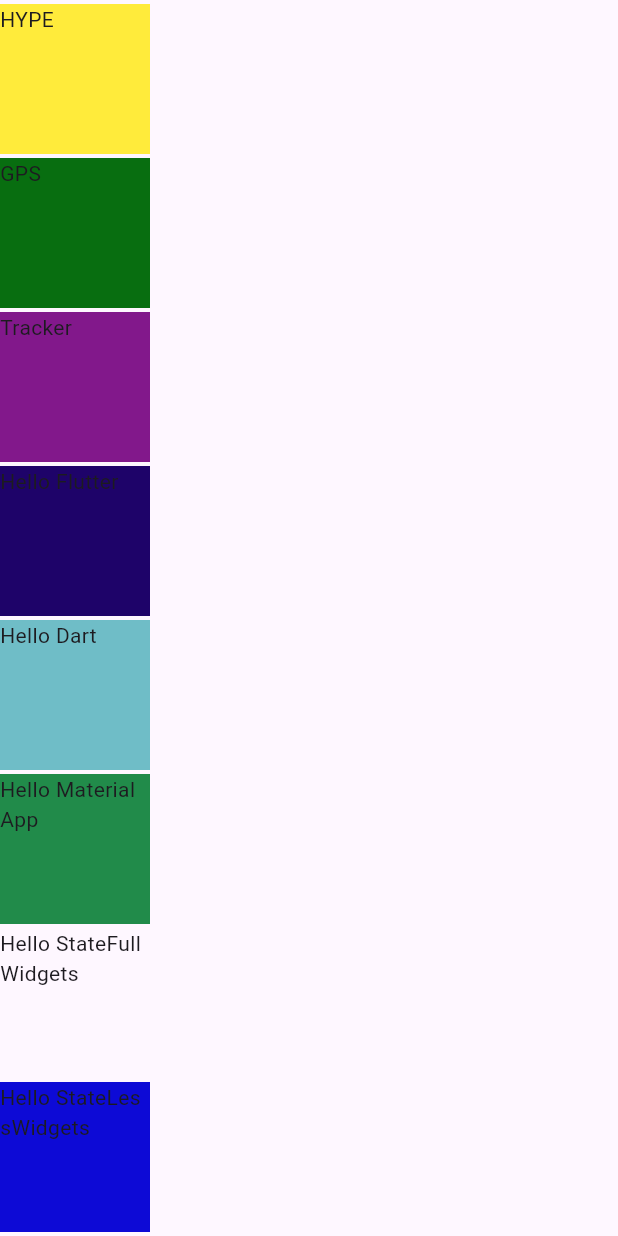
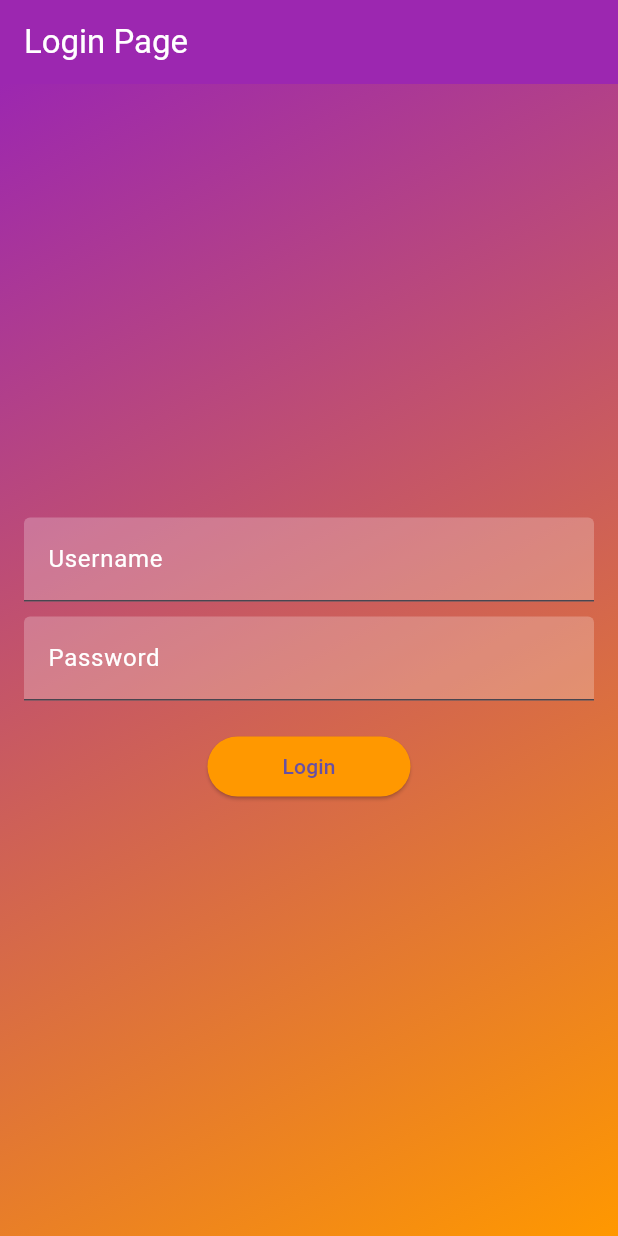
Before and after one commit to Keshavupadhyy/flutter_application_1, a Flutter app: the screen it shows after launch, on a phone screen of 412 x 824 dp. Run offline on Flutter 3.47's test engine with Material 3 defaults, Android fonts, the phone set to English and light mode, and no system bars.

```diff
--- a/lib/main.dart
+++ b/lib/main.dart
@@ -1,85 +1,128 @@
 import 'package:flutter/material.dart';
 
 void main() {
-  runApp(const MyApp());
+  runApp(LoginApp());
 }
 
-class MyApp extends StatelessWidget {
-  const MyApp({super.key});
-
-  // This widget is the root of your application.
+class LoginApp extends StatelessWidget {
   @override
   Widget build(BuildContext context) {
     return MaterialApp(
-        title: 'Flutter Demo',
+      home: LoginPage(),
       theme: ThemeData(
-          colorScheme: ColorScheme.fromSeed(seedColor: Colors.deepPurple),
-          useMaterial3: true,
+        primaryColor: Colors.purple,
+        hintColor: Colors.orange,
+        textTheme: TextTheme(
+          bodyLarge: TextStyle(color: Colors.white),
         ),
-        home: const HomePsgr());
+      ),
+    );
   }
 }
 
-class HomePsgr extends StatelessWidget {
-  const HomePsgr({super.key});
+class LoginPage extends StatefulWidget {
+  @override
+  _LoginPageState createState() => _LoginPageState();
+}
+
+class _LoginPageState extends State<LoginPage> {
+  final TextEditingController _usernameController = TextEditingController();
+  final TextEditingController _passwordController = TextEditingController();
+
+  void _login() {
+    String username = _usernameController.text;
+    String password = _passwordController.text;
+
+    if (username == 'user' && password == 'password') {
+      showDialog(
+        context: context,
+        builder: (context) => AlertDialog(
+          title: Text("Login Successful"),
+          content: Text("Welcome, $username!"),
+          backgroundColor: Colors.greenAccent,
+          actions: [
+            TextButton(
+              onPressed: () {
+                Navigator.of(context).pop();
+              },
+              child: Text("OK", style: TextStyle(color: Colors.white)),
+            ),
+          ],
+        ),
+      );
+    } else {
+      showDialog(
+        context: context,
+        builder: (context) => AlertDialog(
+          title: Text("Login Failed"),
+          content: Text("Invalid username or password."),
+          backgroundColor: Colors.redAccent,
+          actions: [
+            TextButton(
+              onPressed: () {
+                Navigator.of(context).pop();
+              },
+              child: Text("Retry", style: TextStyle(color: Colors.white)),
+            ),
+          ],
+        ),
+      );
+    }
+  }
 
   @override
   Widget build(BuildContext context) {
     return Scaffold(
-      body: SafeArea(
+      appBar: AppBar(
+        title: Text('Login Page', style: TextStyle(color: Colors.white)),
+        backgroundColor: Colors.purple,
+      ),
+      body: Container(
+        decoration: BoxDecoration(
+          gradient: LinearGradient(
+            colors: [Colors.purple, Colors.orange],
+            begin: Alignment.topLeft,
+            end: Alignment.bottomRight,
+          ),
+        ),
+        padding: const EdgeInsets.all(16.0),
         child: Column(
-        mainAxisAlignment: MainAxisAlignment.spaceEvenly,
+          mainAxisAlignment: MainAxisAlignment.center,
           children: [
-          Container(
-            color: Colors.yellow,
-            height: 100,
-            width: 100,
-            child: Text('HYPE'),
+            TextField(
+              controller: _usernameController,
+              decoration: InputDecoration(
+                labelText: 'Username',
+                labelStyle: TextStyle(color: Colors.white),
+                filled: true,
+                fillColor: Colors.white24,
               ),
-          Container(
-            color: const Color.fromRGBO(8, 110, 16, 1),
-            height: 100,
-            width: 100,
-            child: Text('GPS'),
+              style: TextStyle(color: Colors.white),
             ),
-          Container(
-            color: const Color.fromARGB(255, 130, 24, 139),
-            height: 100,
-            width: 100,
-            child: Text('Tracker'),
+            SizedBox(height: 10),
+            TextField(
+              controller: _passwordController,
+              obscureText: true,
+              decoration: InputDecoration(
+                labelText: 'Password',
+                labelStyle: TextStyle(color: Colors.white),
+                filled: true,
+                fillColor: Colors.white24,
               ),
-          Container(
-            color: const Color.fromARGB(255, 30, 3, 105),
-            height: 100,
-            width: 100,
-            child: Text('Hello Flutter'),
+              style: TextStyle(color: Colors.white),
             ),
-          Container(
-            color: const Color.fromARGB(255, 111, 189, 199),
-            height: 100,
-            width: 100,
-            child: Text('Hello Dart'),
+            SizedBox(height: 20),
+            ElevatedButton(
+              onPressed: _login,
+              child: Text('Login'),
+              style: ElevatedButton.styleFrom(
+                backgroundColor: Colors.orange,
+                padding: EdgeInsets.symmetric(horizontal: 50, vertical: 10),
               ),
-          Container(
-            color: const Color.fromARGB(255, 33, 139, 74),
-            height: 100,
-            width: 100,
-            child: Text('Hello Material App'),
             ),
-          Container(
-            color: const Color.fromARGB(0, 16, 2, 17),
-            height: 100,
-            width: 100,
-            child: Text('Hello StateFullWidgets'),
+          ],
         ),
-          Container(
-            color: const Color.fromARGB(255, 13, 10, 214),
-            height: 100,
-            width: 100,
-            child: Text('Hello StateLessWidgets'),
-          )
-        ],
-      )),
+      ),
     );
   }
 }
```
Lines whose indentation alone changed are shown as unchanged.
